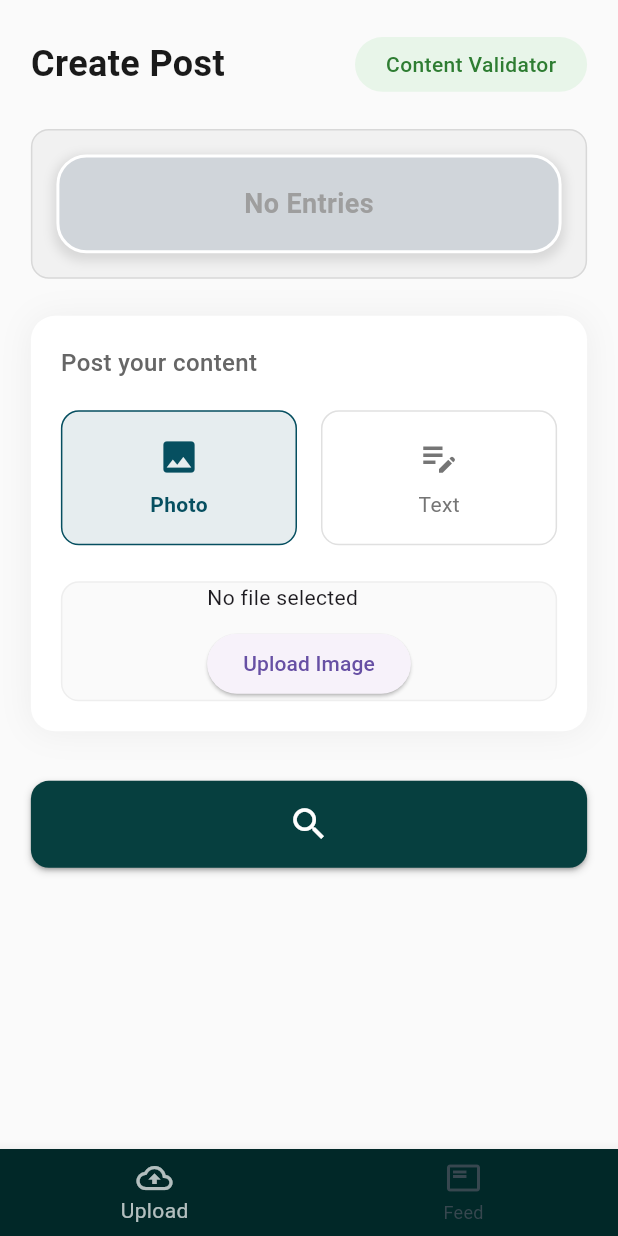
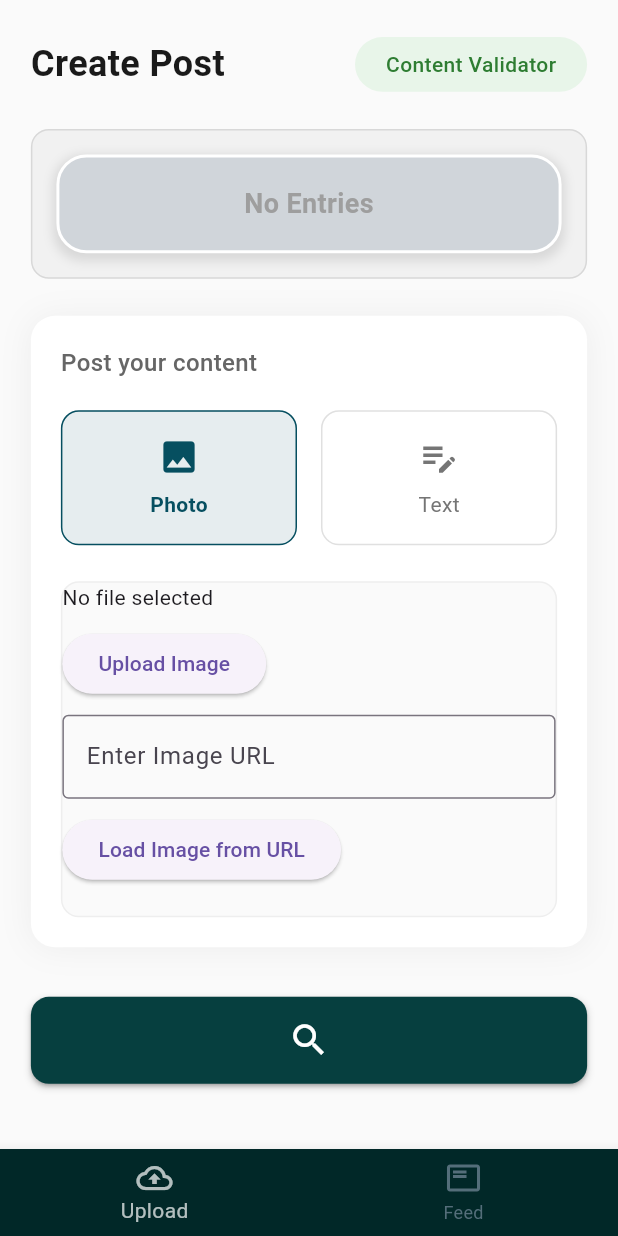
Before and after one commit to sabsar42/content_safeguard, a Flutter app: the BottomNavScreen screen opened directly, after a tap on "Photo", on a phone screen of 412 x 824 dp. Run offline on Flutter 3.47's test engine with Material 3 defaults, Android fonts, the phone set to English and light mode, and no system bars; our stand-ins replace get, image_picker.

Commit message:
updated UI

```diff
--- a/lib/app/models/hate_speech_response_model.dart
+++ b/lib/app/models/hate_speech_response_model.dart
@@ -1,4 +1,3 @@
-
 class HateSpeechResponse {
   final String label;
 
--- a/lib/app/screens/bottom_nav_screen.dart
+++ b/lib/app/screens/bottom_nav_screen.dart
@@ -1,6 +1,5 @@
 import 'package:content_safeguard/app/screens/upload_screen.dart';
 import 'package:flutter/material.dart';
-
 import 'feed_screen.dart';
 
 class BottomNavScreen extends StatefulWidget {
@@ -14,7 +13,7 @@
   int _selectedIndex = 0;
 
   final List<Widget> _screens = [
-    UploadScreen(),
+    const UploadScreen(),
     FeedScreen(),
   ];
 
@@ -41,7 +40,7 @@
             });
           },
           selectedItemColor: Colors.white70,
-          unselectedItemColor: Colors.blueGrey[800],
+          unselectedItemColor: Colors.blueGrey[600],
           showUnselectedLabels: true,
           items: const [
             BottomNavigationBarItem(
--- a/lib/app/screens/feed_screen.dart
+++ b/lib/app/screens/feed_screen.dart
@@ -1,7 +1,6 @@
 import 'dart:io';
 import 'package:flutter/material.dart';
 import 'package:get/get.dart';
-import 'package:image_picker/image_picker.dart';
 import '../controllers/content_controller.dart';
 
 class FeedScreen extends StatelessWidget {
@@ -32,7 +31,6 @@
                 child: Column(
                   crossAxisAlignment: CrossAxisAlignment.start,
                   children: [
-                    // Header with Approval Label
                     Container(
                       padding: const EdgeInsets.all(12.0),
                       decoration: BoxDecoration(
@@ -58,7 +56,9 @@
                                 size: 20,
                               ),
                               const SizedBox(width: 8),
+
                               Text(
+
                                 'Content ID: ${itemCount - index}',
                                 style: TextStyle(
                                   color: Colors.grey[700],
@@ -89,7 +89,6 @@
                       ),
                     ),
 
-                    // Content
                     if (index < reversedTexts.length)
                       Padding(
                         padding: const EdgeInsets.all(16.0),
--- a/lib/app/screens/splash_screen.dart
+++ b/lib/app/screens/splash_screen.dart
@@ -1,7 +1,6 @@
 import 'package:content_safeguard/app/widgets/button_widget.dart';
 import 'package:flutter/cupertino.dart';
 import 'package:flutter/material.dart';
-
 import 'bottom_nav_screen.dart';
 
 class SplashScreen extends StatefulWidget {
--- a/lib/app/services/api_services.dart
+++ b/lib/app/services/api_services.dart
@@ -52,7 +52,6 @@
         filename: basename(imageFile.path),
       ));
 
-      // Send the request
       final streamedResponse = await request.send();
       final response = await http.Response.fromStream(streamedResponse);
 
--- a/lib/app/widgets/upload_image_file_widget.dart
+++ b/lib/app/widgets/upload_image_file_widget.dart
@@ -1,8 +1,9 @@
-import 'dart:developer';
-
+import 'dart:io';
+import 'dart:math';
 import 'package:flutter/material.dart';
 import 'package:image_picker/image_picker.dart';
-
+import 'package:http/http.dart' as http;
+import 'package:path_provider/path_provider.dart';
 
 class UploadImageFileWidget extends StatefulWidget {
   final Function(XFile) onFileSelected;
@@ -17,22 +18,43 @@
   XFile? _imageFile;
   String _fileName = "No file selected";
   final ImagePicker _picker = ImagePicker();
+  final TextEditingController _urlController = TextEditingController();
+  File? _urlImageFile;
 
   Future<void> _pickImage() async {
-    log("Picking an image...");
     final XFile? pickedFile = await _picker.pickImage(source: ImageSource.gallery);
-    print("Image picked: $pickedFile");
-
     if (pickedFile != null) {
       setState(() {
         _imageFile = pickedFile;
         _fileName = pickedFile.name;
+        _urlImageFile = null;
       });
       widget.onFileSelected(_imageFile!);
     } else {
       setState(() {
         _fileName = "No file selected";
       });
+    }
+  }
+
+  Future<void> _loadImageFromUrl() async {
+    final imageUrl = _urlController.text.trim();
+    if (imageUrl.isEmpty) return;
+
+    try {
+      final tempDir = await getTemporaryDirectory();
+      final file = File('${tempDir.path}/${Random().nextInt(100)}.png');
+      final response = await http.get(Uri.parse(imageUrl));
+      await file.writeAsBytes(response.bodyBytes);
+
+      setState(() {
+        _urlImageFile = file;
+        _fileName = file.path.split('/').last;
+        _imageFile = null;
+      });
+      widget.onFileSelected(XFile(_urlImageFile!.path));
+    } catch (e) {
+      print("Failed to load image from URL: $e");
     }
   }
 
@@ -48,6 +70,31 @@
             onPressed: _pickImage,
             child: Text("Upload Image"),
           ),
+          SizedBox(height: 10),
+          TextField(
+            controller: _urlController,
+            decoration: InputDecoration(
+              labelText: 'Enter Image URL',
+              border: OutlineInputBorder(),
+            ),
+          ),
+          SizedBox(height: 10),
+          ElevatedButton(
+            onPressed: _loadImageFromUrl,
+            child: Text("Load Image from URL"),
+          ),
+          SizedBox(height: 20),
+          if (_imageFile != null || _urlImageFile != null)
+            Container(
+              width: 200,
+              height: 200,
+              decoration: BoxDecoration(
+                border: Border.all(color: Colors.grey),
+              ),
+              child: _imageFile != null
+                  ? Image.file(File(_imageFile!.path))
+                  : Image.file(_urlImageFile!),
+            ),
         ],
       ),
     );
```
Also changed, not shown: lib/app/controllers/content_controller.dart (+0 -9 lines), lib/app/screens/upload_screen.dart (+21 -9 lines), pubspec.yaml (+2 -7 lines), pubspec.lock, 1 other file.
